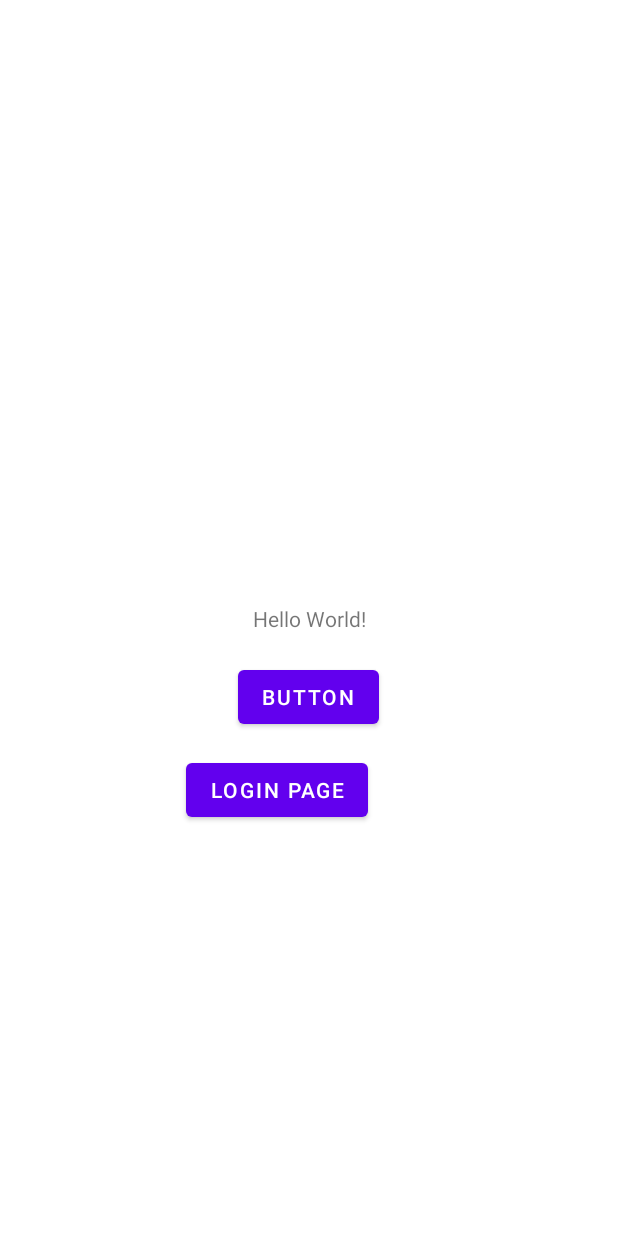
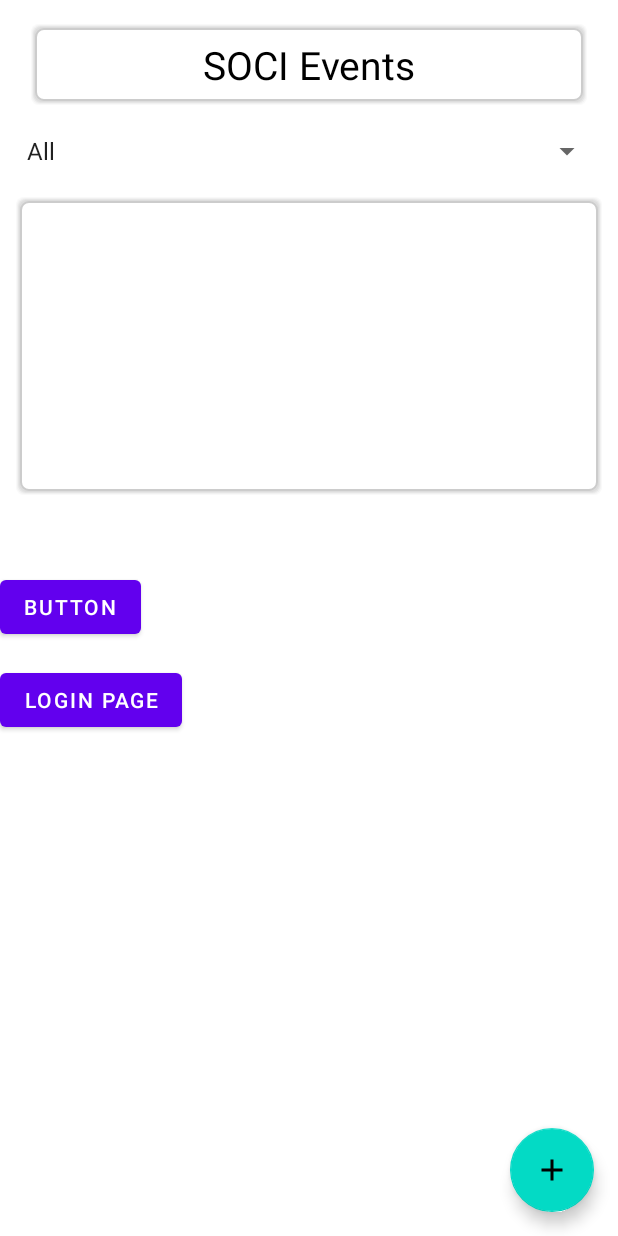
Before and after one commit to ahmettoguz/SOCI, an Android app: the screen it shows after launch (MainActivity), on a phone screen of 412 x 824 dp. Run offline under Robolectric (Android 15) with nearby library versions, the phone set to English and light mode, and no system bars.

Commit message:
Main activity added. recycler view items will be added. buttons will be removed.

```diff
--- a/app/src/main/java/com/soci/soci/MainActivity.java
+++ b/app/src/main/java/com/soci/soci/MainActivity.java
@@ -7,6 +7,7 @@ import android.content.pm.ActivityInfo;
 import android.os.Bundle;
 import android.view.View;
 import android.view.WindowManager;
+import android.widget.Toast;
 
 import com.soci.soci.databinding.ActivityMainBinding;
 
@@ -50,5 +51,12 @@ public class MainActivity extends AppCompatActivity {
                 startActivity(intent);
             }
         });
+
+        binding.mainBtnAddEvent.setOnClickListener(new View.OnClickListener() {
+            @Override
+            public void onClick(View view) {
+                Toast.makeText(MainActivity.this, "Add clicked", Toast.LENGTH_SHORT).show();
+            }
+        });
     }
 }
--- /dev/null
+++ b/app/src/main/res/drawable/ic_plus_24.xml
@@ -0,0 +1,6 @@
+<?xml version="1.0" encoding="utf-8"?>
+<vector android:height="24dp" android:tint="#FFFFFF"
+    android:viewportHeight="24.0" android:viewportWidth="24.0"
+    android:width="24dp" xmlns:android="http://schemas.android.com/apk/res/android">
+    <path android:fillColor="#FF000000" android:pathData="M19,13h-6v6h-2v-6H5v-2h6V5h2v6h6v2z"/>
+</vector>
--- a/app/src/main/res/layout/activity_main.xml
+++ b/app/src/main/res/layout/activity_main.xml
@@ -1,32 +1,48 @@
 <?xml version="1.0" encoding="utf-8"?>
-<androidx.constraintlayout.widget.ConstraintLayout xmlns:android="http://schemas.android.com/apk/res/android"
+<LinearLayout xmlns:android="http://schemas.android.com/apk/res/android"
     xmlns:app="http://schemas.android.com/apk/res-auto"
     xmlns:tools="http://schemas.android.com/tools"
     android:layout_width="match_parent"
     android:layout_height="match_parent"
+    android:orientation="vertical"
     tools:context=".MainActivity">
 
     <TextView
-        android:id="@+id/textView2"
-        android:layout_width="wrap_content"
+        android:id="@+id/main_Tv_Title"
+        android:layout_width="match_parent"
         android:layout_height="wrap_content"
-        android:text="Hello World!"
-        app:layout_constraintBottom_toBottomOf="parent"
-        app:layout_constraintEnd_toEndOf="parent"
-        app:layout_constraintStart_toStartOf="parent"
-        app:layout_constraintTop_toTopOf="parent" />
+        android:layout_gravity="center"
+        android:layout_marginHorizontal="@dimen/dp20"
+        android:layout_marginTop="@dimen/dp15"
+        android:background="@drawable/shadow"
+        android:paddingVertical="@dimen/dp10"
+        android:text="@string/SOCI_Events"
+        android:textAlignment="center"
+        android:textColor="@color/black"
+        android:textSize="@dimen/header_Size" />
+
+    <Spinner
+        android:id="@+id/spinner"
+        android:layout_width="match_parent"
+        android:layout_height="@dimen/dp40"
+        android:layout_marginHorizontal="@dimen/dp10"
+        android:layout_marginTop="@dimen/dp10"
+        android:entries="@array/categories" />
+
+    <androidx.recyclerview.widget.RecyclerView
+        android:id="@+id/main_Rv_Events"
+        android:layout_width="match_parent"
+        android:layout_height="200dp"
+        android:layout_marginHorizontal="@dimen/dp10"
+        android:layout_marginTop="@dimen/dp10"
+        android:background="@drawable/shadow" />
 
     <Button
         android:id="@+id/registActBttn"
         android:layout_width="wrap_content"
         android:layout_height="wrap_content"
-        android:text="Button"
-        app:layout_constraintBottom_toBottomOf="parent"
-        app:layout_constraintEnd_toEndOf="parent"
-        app:layout_constraintHorizontal_bias="0.498"
-        app:layout_constraintStart_toStartOf="parent"
-        app:layout_constraintTop_toTopOf="parent"
-        app:layout_constraintVertical_bias="0.568" />
+        android:layout_marginTop="@dimen/dp50"
+        android:text="Button" />
 
     <Button
         android:id="@+id/btnLogin"
@@ -34,8 +50,23 @@
         android:layout_height="wrap_content"
         android:layout_marginTop="14dp"
         android:layout_marginEnd="7dp"
-        android:text="Login page"
-        app:layout_constraintEnd_toEndOf="@+id/registActBttn"
-        app:layout_constraintTop_toBottomOf="@+id/registActBttn" />
+        android:text="Login page" />
 
-</androidx.constraintlayout.widget.ConstraintLayout>
+    <androidx.coordinatorlayout.widget.CoordinatorLayout
+
+        android:layout_width="match_parent"
+        android:layout_height="match_parent">
+
+
+        <com.google.android.material.floatingactionbutton.FloatingActionButton
+            android:id="@+id/main_Btn_AddEvent"
+            android:layout_width="wrap_content"
+            android:layout_height="wrap_content"
+            android:layout_gravity="bottom|end"
+            android:layout_margin="16dp"
+            android:contentDescription="no description"
+            app:srcCompat="@drawable/ic_plus_24" />
+
+    </androidx.coordinatorlayout.widget.CoordinatorLayout>
+
+</LinearLayout>
--- /dev/null
+++ b/app/src/main/res/values/arrrays.xml
@@ -0,0 +1,16 @@
+<?xml version="1.0" encoding="utf-8"?>
+<resources>
+    <array name="categories">
+        <item>All</item>
+        <item>Sports</item>
+        <item>Table Games</item>
+        <item>Concert</item>
+        <item>Meet Up</item>
+        <item>Camping</item>
+        <item>Cinema - Theater</item>
+        <item>Spectator</item>
+        <item>Meal</item>
+        <item>Sightseeing</item>
+        <item>Conference</item>
+    </array>
+</resources>
--- a/app/src/main/res/values/dimens.xml
+++ b/app/src/main/res/values/dimens.xml
@@ -15,7 +15,7 @@
     <dimen name="dp50">50dp</dimen>
 
     <dimen name="shadowTop">1dp</dimen>
-    <dimen name="shadowBottom">2dp</dimen>
+    <dimen name="shadowBottom">1dp</dimen>
     <dimen name="shadowLeft">1dp</dimen>
     <dimen name="shadowRight">1dp</dimen>
     <dimen name="shadowRadius">5dp</dimen>
--- a/app/src/main/res/values/strings.xml
+++ b/app/src/main/res/values/strings.xml
@@ -5,4 +5,5 @@
     <string name="password">Password</string>
     <string name="email">Email</string>
     <string name="social_event_planner">SOCIAL EVENT PLANNER</string>
+    <string name="SOCI_Events">SOCI Events</string>
 </resources>
```
